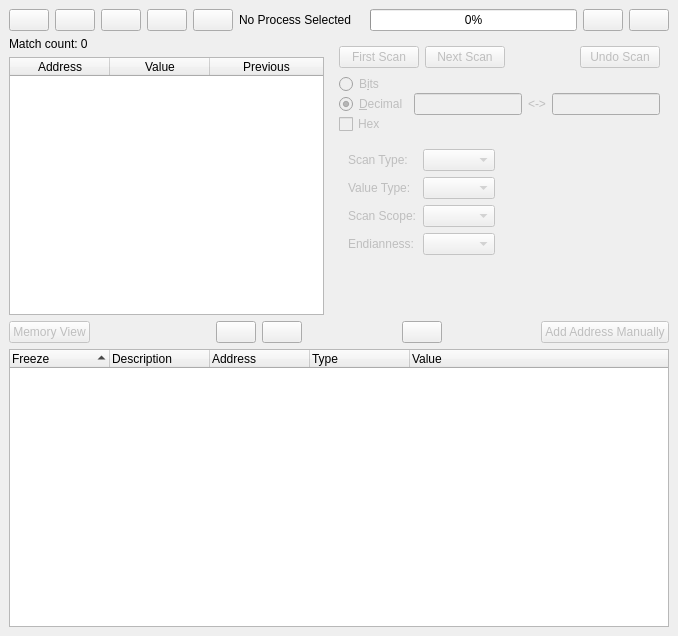
Above: GUI/MainWindow.ui from korcankaraokcu/PINCE before the change. Below: the same form after it.
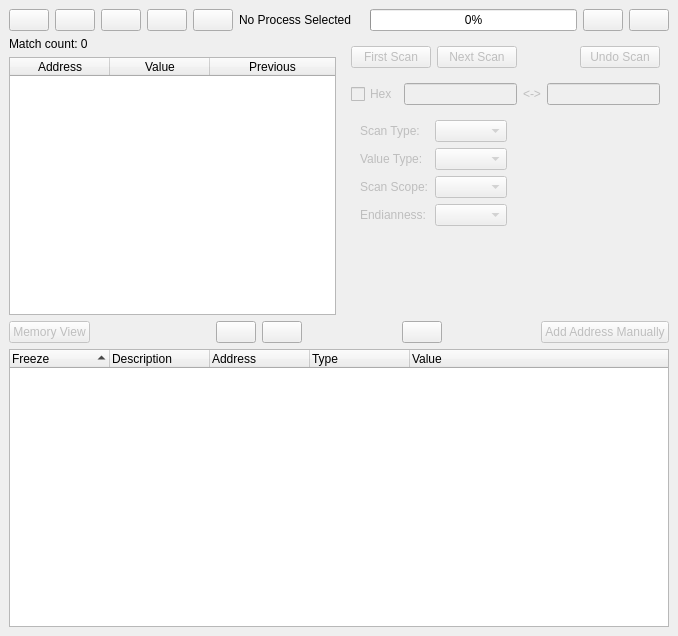
That is the form after the change. Custom widgets are drawn as their Qt base class.

```diff
--- a/GUI/MainWindow.ui
+++ b/GUI/MainWindow.ui
@@ -410,9 +410,6 @@
             <property name="leftMargin">
              <number>0</number>
             </property>
-            <property name="topMargin">
-             <number>0</number>
-            </property>
             <property name="rightMargin">
              <number>0</number>
             </property>
@@ -420,54 +417,10 @@
              <number>0</number>
             </property>
             <item>
-             <widget class="QWidget" name="widget_3" native="true">
-              <property name="sizePolicy">
-               <sizepolicy hsizetype="Fixed" vsizetype="Fixed">
-                <horstretch>0</horstretch>
-                <verstretch>0</verstretch>
-               </sizepolicy>
+             <widget class="QCheckBox" name="checkBox_Hex">
+              <property name="text">
+               <string>Hex</string>
               </property>
-              <layout class="QVBoxLayout" name="verticalLayout_2">
-               <property name="spacing">
-                <number>0</number>
-               </property>
-               <property name="leftMargin">
-                <number>0</number>
-               </property>
-               <property name="topMargin">
-                <number>0</number>
-               </property>
-               <property name="rightMargin">
-                <number>0</number>
-               </property>
-               <property name="bottomMargin">
-                <number>0</number>
-               </property>
-               <item>
-                <widget class="QRadioButton" name="radioButton_Bits">
-                 <property name="text">
-                  <string>B&amp;its</string>
-                 </property>
-                </widget>
-               </item>
-               <item>
-                <widget class="QRadioButton" name="radioButton_Decimal">
-                 <property name="text">
-                  <string>&amp;Decimal</string>
-                 </property>
-                 <property name="checked">
-                  <bool>true</bool>
-                 </property>
-                </widget>
-               </item>
-               <item>
-                <widget class="QCheckBox" name="checkBox_Hex">
-                 <property name="text">
-                  <string>Hex</string>
-                 </property>
-                </widget>
-               </item>
-              </layout>
              </widget>
             </item>
             <item>
```
